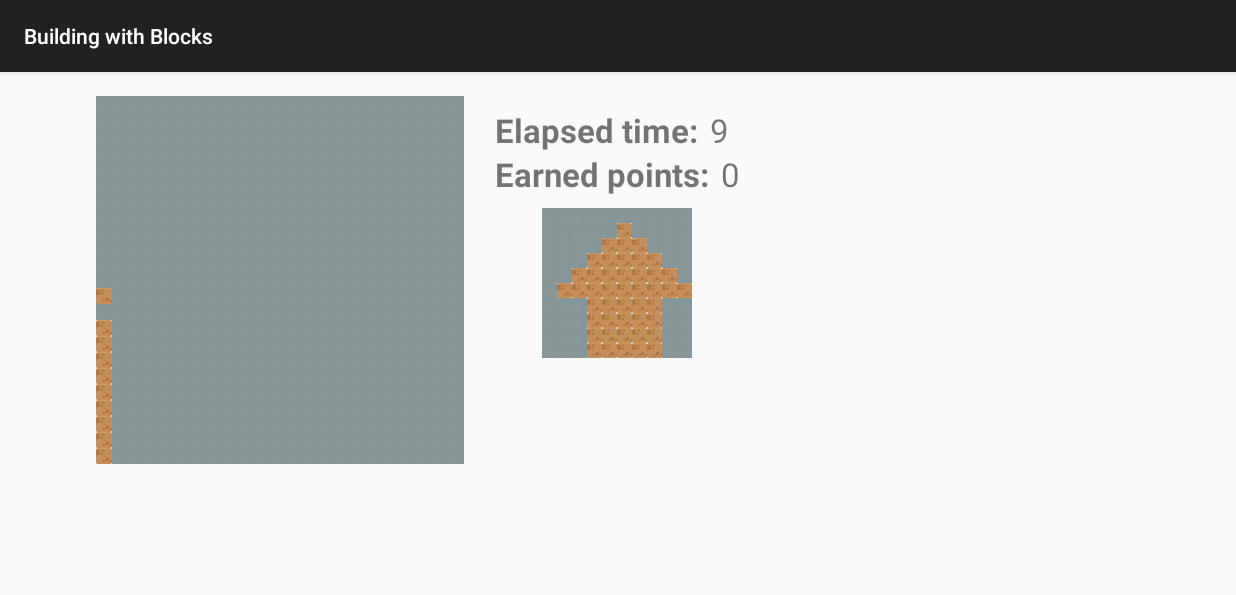
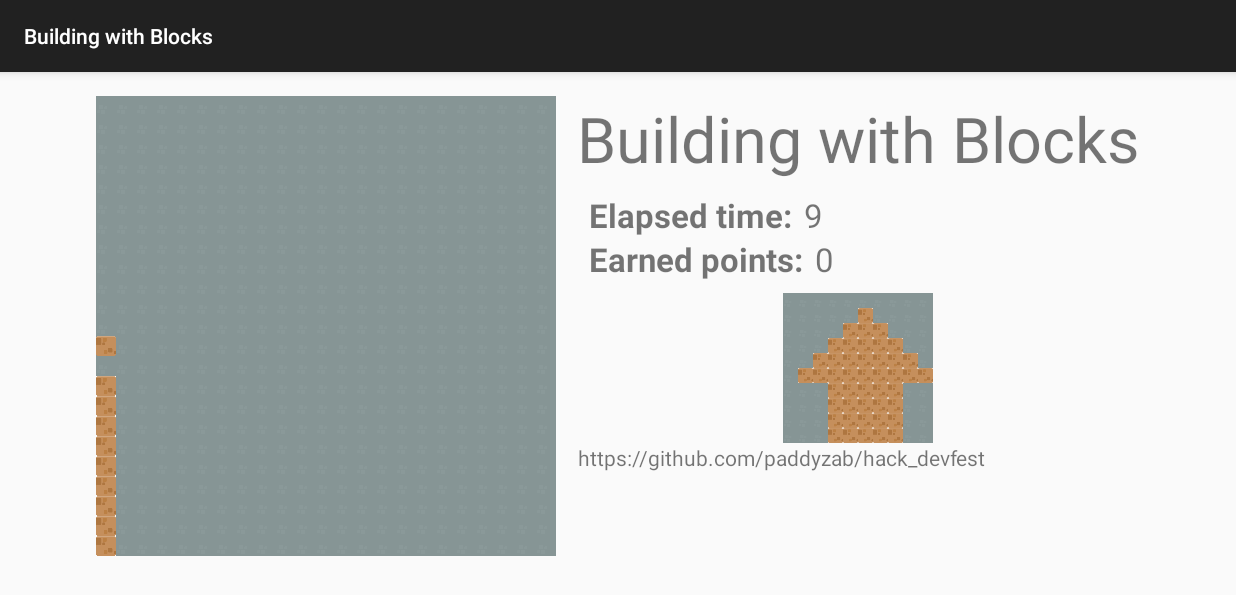
Before and after one commit to paddyzab/hack_devfest, an Android app: the screen it shows after launch (MainActivity), on a phone screen of 824 x 412 dp (held sideways). Shown: the top 595 px of the screen. Run offline under Robolectric (Android 15) with nearby library versions, the phone set to English and light mode, and no system bars; 1 statement that could not run was skipped.

Commit message:
layout fixes

```diff
--- a/app/src/main/res/layout/activity_main.xml
+++ b/app/src/main/res/layout/activity_main.xml
@@ -22,6 +22,13 @@
         android:layout_height="wrap_content"
         android:orientation="vertical">
 
+        <TextView
+            android:layout_width="wrap_content"
+            android:layout_height="wrap_content"
+            android:textSize="42sp"
+            android:gravity="center_horizontal"
+            android:text="Building with Blocks"
+            />
         <hackathon.devfest.buildingwithblocks.GameStateView
             android:id="@+id/game_stats"
             android:layout_width="wrap_content"
@@ -31,10 +38,16 @@
             android:layout_width="100dp"
             android:layout_height="100dp"
             android:layout_gravity="center"/>
+
+        <TextView
+            android:layout_width="wrap_content"
+            android:layout_height="wrap_content"
+
+            android:gravity="center_horizontal"
+            android:text="https://github.com/paddyzab/hack_devfest"
+            />
+
     </LinearLayout>
 
-    <LinearLayout
-        android:layout_width="0dp"
-        android:layout_height="match_parent"
-        android:layout_weight="1"></LinearLayout>
+
 </LinearLayout>
```
